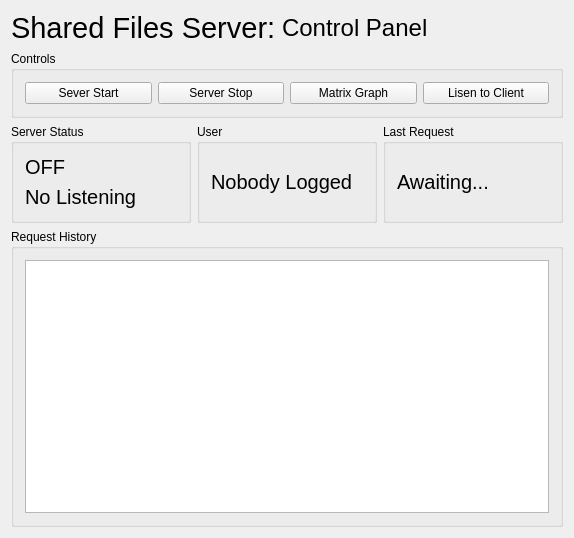
This is mainwindow.ui in Gualtix/EDD_Pro1_Server as Qt 5 draws it before an edit. The edited form follows.
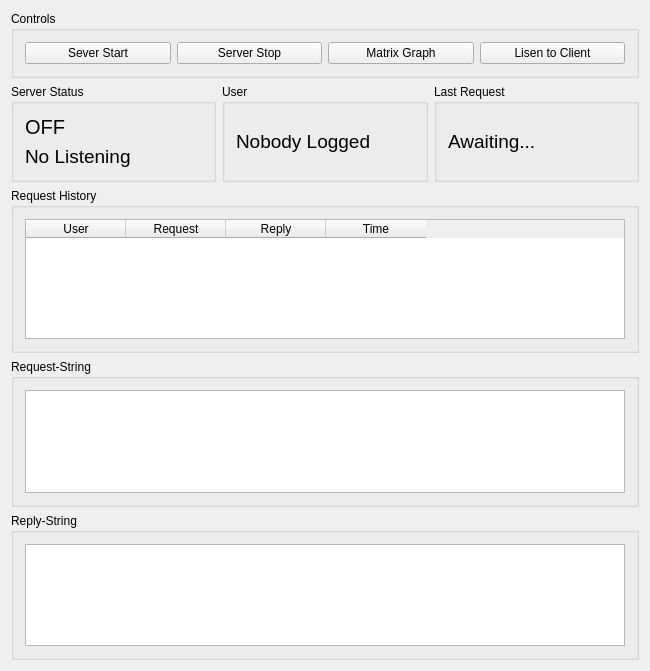
This is the edited form.

Commit message: Server Terminado, comunicacion Fullduplex

What changed in the file:
```diff
--- a/mainwindow.ui
+++ b/mainwindow.ui
@@ -6,57 +6,16 @@
    <rect>
     <x>0</x>
     <y>0</y>
-    <width>574</width>
-    <height>538</height>
+    <width>650</width>
+    <height>671</height>
    </rect>
   </property>
   <property name="windowTitle">
    <string>S H A R E D   F I L E S</string>
   </property>
   <widget class="QWidget" name="centralWidget">
-   <layout class="QGridLayout" name="gridLayout">
+   <layout class="QGridLayout" name="gridLayout_3">
     <item row="0" column="0">
-     <layout class="QHBoxLayout" name="horizontalLayout">
-      <item>
-       <widget class="QLabel" name="label">
-        <property name="font">
-         <font>
-          <pointsize>22</pointsize>
-         </font>
-        </property>
-        <property name="text">
-         <string>Shared Files Server:</string>
-        </property>
-       </widget>
-      </item>
-      <item>
-       <widget class="QLabel" name="label_2">
-        <property name="font">
-         <font>
-          <pointsize>18</pointsize>
-         </font>
-        </property>
-        <property name="text">
-         <string>Control Panel</string>
-        </property>
-       </widget>
-      </item>
-      <item>
-       <spacer name="horizontalSpacer">
-        <property name="orientation">
-         <enum>Qt::Horizontal</enum>
-        </property>
-        <property name="sizeHint" stdset="0">
-         <size>
-          <width>40</width>
-          <height>20</height>
-         </size>
-        </property>
-       </spacer>
-      </item>
-     </layout>
-    </item>
-    <item row="1" column="0">
      <widget class="QGroupBox" name="groupBox">
       <property name="title">
        <string>Controls</string>
@@ -97,7 +56,7 @@
       </layout>
      </widget>
     </item>
-    <item row="2" column="0">
+    <item row="1" column="0">
      <layout class="QHBoxLayout" name="horizontalLayout_3">
       <item>
        <widget class="QGroupBox" name="groupBox_2">
@@ -123,7 +82,7 @@
             <widget class="QLabel" name="lblListening">
              <property name="font">
               <font>
-               <pointsize>15</pointsize>
+               <pointsize>14</pointsize>
               </font>
              </property>
              <property name="text">
@@ -146,7 +105,7 @@
           <widget class="QLabel" name="lblNickname">
            <property name="font">
             <font>
-             <pointsize>15</pointsize>
+             <pointsize>14</pointsize>
             </font>
            </property>
            <property name="text">
@@ -167,7 +126,7 @@
           <widget class="QLabel" name="lblLastReq">
            <property name="font">
             <font>
-             <pointsize>15</pointsize>
+             <pointsize>14</pointsize>
             </font>
            </property>
            <property name="text">
@@ -180,14 +139,83 @@
       </item>
      </layout>
     </item>
+    <item row="2" column="0">
+     <layout class="QGridLayout" name="gridLayout_2">
+      <item row="0" column="0">
+       <widget class="QGroupBox" name="groupBox_4">
+        <property name="title">
+         <string>Request History</string>
+        </property>
+        <layout class="QGridLayout" name="gridLayout">
+         <item row="0" column="0">
+          <widget class="QTableWidget" name="tblRequest_History">
+           <column>
+            <property name="text">
+             <string>User</string>
+            </property>
+           </column>
+           <column>
+            <property name="text">
+             <string>Request</string>
+            </property>
+           </column>
+           <column>
+            <property name="text">
+             <string>Reply</string>
+            </property>
+           </column>
+           <column>
+            <property name="text">
+             <string>Time</string>
+            </property>
+           </column>
+          </widget>
+         </item>
+        </layout>
+       </widget>
+      </item>
+      <item row="1" column="0">
+       <spacer name="verticalSpacer">
+        <property name="orientation">
+         <enum>Qt::Vertical</enum>
+        </property>
+        <property name="sizeHint" stdset="0">
+         <size>
+          <width>20</width>
+          <height>18</height>
+         </size>
+        </property>
+       </spacer>
+      </item>
+     </layout>
+    </item>
     <item row="3" column="0">
-     <widget class="QGroupBox" name="groupBox_4">
+     <widget class="QGroupBox" name="groupBox_7">
       <property name="title">
-       <string>Request History</string>
+       <string>Request-String</string>
       </property>
-      <layout class="QHBoxLayout" name="horizontalLayout_10">
+      <layout class="QVBoxLayout" name="verticalLayout_4">
        <item>
-        <widget class="QTableWidget" name="tblRequest_History"/>
+        <widget class="QTextEdit" name="tboxRequest"/>
+       </item>
+      </layout>
+     </widget>
+    </item>
+    <item row="4" column="0">
+     <widget class="QGroupBox" name="groupBox_6">
+      <property name="title">
+       <string>Reply-String</string>
+      </property>
+      <layout class="QHBoxLayout" name="horizontalLayout">
+       <item>
+        <widget class="QTextEdit" name="tboxReply">
+         <property name="verticalScrollBarPolicy">
+          <enum>Qt::ScrollBarAsNeeded</enum>
+         </property>
+         <property name="horizontalScrollBarPolicy">
+          <enum>Qt::ScrollBarAsNeeded</enum>
+         </property>
+        </widget>
        </item>
       </layout>
      </widget>
```
Left out of the diff: 2 changed lines with no effect on the pictures. The commit also changes 6 other files.
